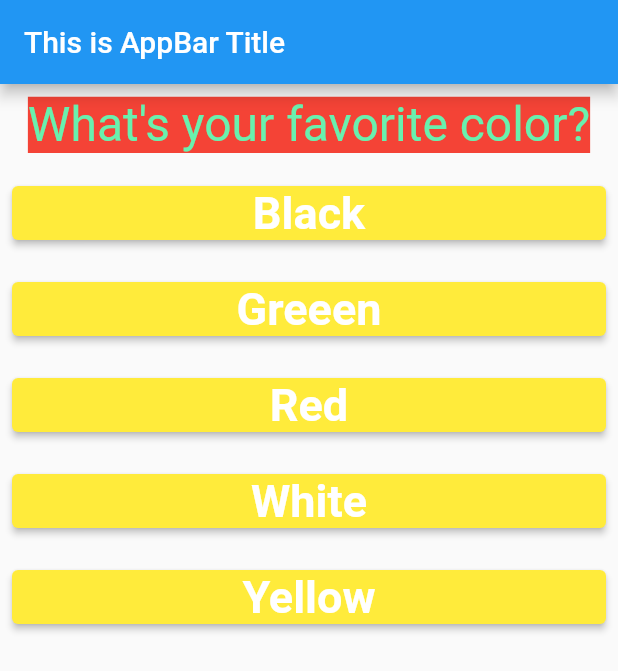
After one commit to gnoparus/flutter_mind102, a Flutter app: the screen it shows after launch, on a phone screen of 412 x 824 dp. The commit adds this screen. Shown: the top 671 px of the screen. Run offline on Flutter 3.47's test engine with Material 2 defaults, Android fonts, the phone set to English and light mode, and no system bars; missing offline and left inert: dart:html.

Commit message:
Refactor to quiz and result widget

```diff
--- a/lib/main.dart
+++ b/lib/main.dart
@@ -1,7 +1,9 @@
+import 'dart:html';
+
 import 'package:flutter/material.dart';
 
-import './question.dart';
-import './answer.dart';
+import './quiz.dart';
+import './result.dart';
 
 void main() {
   runApp(MyApp());
@@ -15,18 +17,7 @@ class MyApp extends StatefulWidget {
 class _MyAppState extends State<MyApp> {
   var _questionIndex = 0;
 
-  void _answerQuestion() {
-    setState(() {
-      print("Answer chosen!");
-      _questionIndex += 1;
-      print(_questionIndex);
-    });
-  }
-
-  // This widget is the root of your application.
-  @override
-  Widget build(BuildContext context) {
-    const questions = [
+  static const _questions = [
     {
       'questionText': 'What\'s your favorite color?',
       'answers': [
@@ -60,29 +51,28 @@ class _MyAppState extends State<MyApp> {
     },
   ];
 
+  void _answerQuestion() {
+    setState(() {
+      print("Answer chosen!");
+      _questionIndex += 1;
+      print(_questionIndex);
+    });
+  }
+
+  // This widget is the root of your application.
+  @override
+  Widget build(BuildContext context) {
     return MaterialApp(
       home: Scaffold(
         appBar: AppBar(
           title: const Text("This is AppBar Title"),
         ),
-        body: _questionIndex == questions.length
-            ? Center(
-                child: Text('You did it!'),
-              )
-            : Column(
-                children: [
-                  Question(
-                    questionText:
-                        questions[_questionIndex]["questionText"] as String,
-                  ),
-                  ...(questions[_questionIndex]["answers"] as List<String>)
-                      .map((item) {
-                    return Answer(
-                      answerText: item,
-                      selectHandler: () => _answerQuestion(),
-                    );
-                  }).toList(),
-                ],
+        body: _questionIndex == _questions.length
+            ? const Result()
+            : Quiz(
+                questions: _questions,
+                answerQuestion: _answerQuestion,
+                questionIndex: _questionIndex,
               ),
       ),
     );
--- /dev/null
+++ b/lib/quiz.dart
@@ -0,0 +1,33 @@
+import 'package:flutter/material.dart';
+import './question.dart';
+import './answer.dart';
+
+class Quiz extends StatelessWidget {
+  final List<Map<String, Object>> questions;
+  final int questionIndex;
+  final Function answerQuestion;
+
+  const Quiz({
+    required this.questions,
+    required this.questionIndex,
+    required this.answerQuestion,
+    Key? key,
+  }) : super(key: key);
+
+  @override
+  Widget build(BuildContext context) {
+    return Column(
+      children: [
+        Question(
+          questionText: questions[questionIndex]["questionText"] as String,
+        ),
+        ...(questions[questionIndex]["answers"] as List<String>).map((item) {
+          return Answer(
+            answerText: item,
+            selectHandler: () => answerQuestion(),
+          );
+        }).toList(),
+      ],
+    );
+  }
+}
```
Also changed, not shown: lib/result.dart (added, +12 -0 lines). Lines whose indentation alone changed are shown as unchanged.
